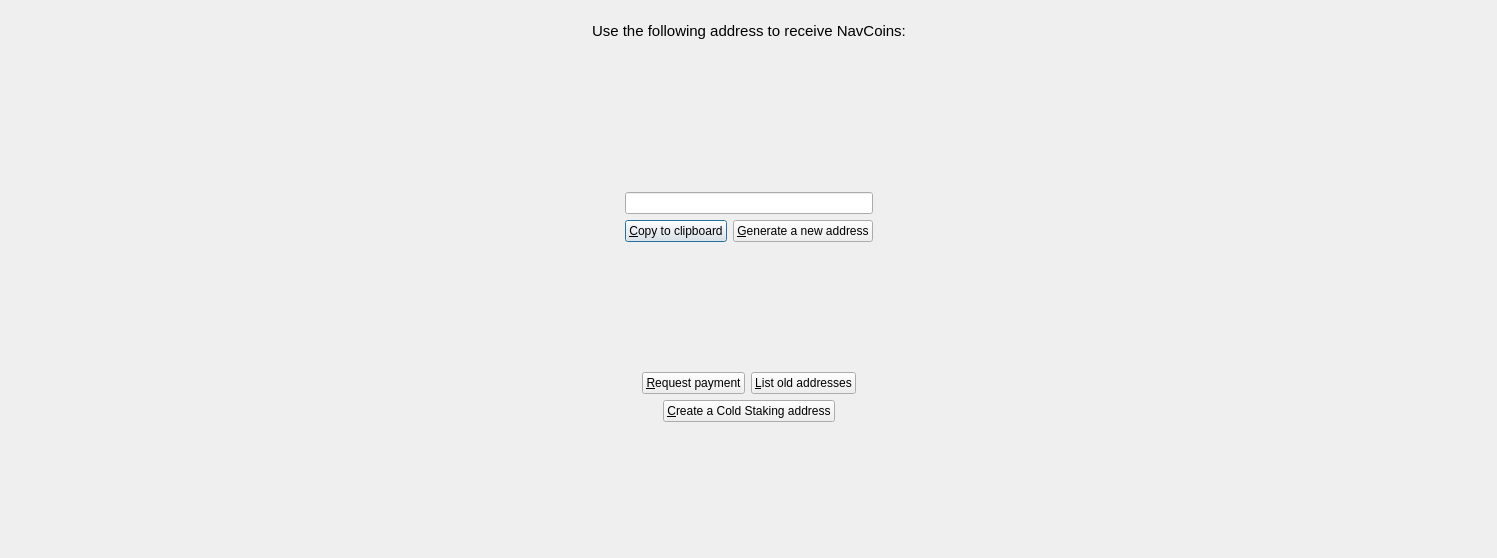
Before: the Qt Designer form src/qt/forms/getaddresstoreceive.ui in navcoin/navcoin-core, drawn with Qt 5.
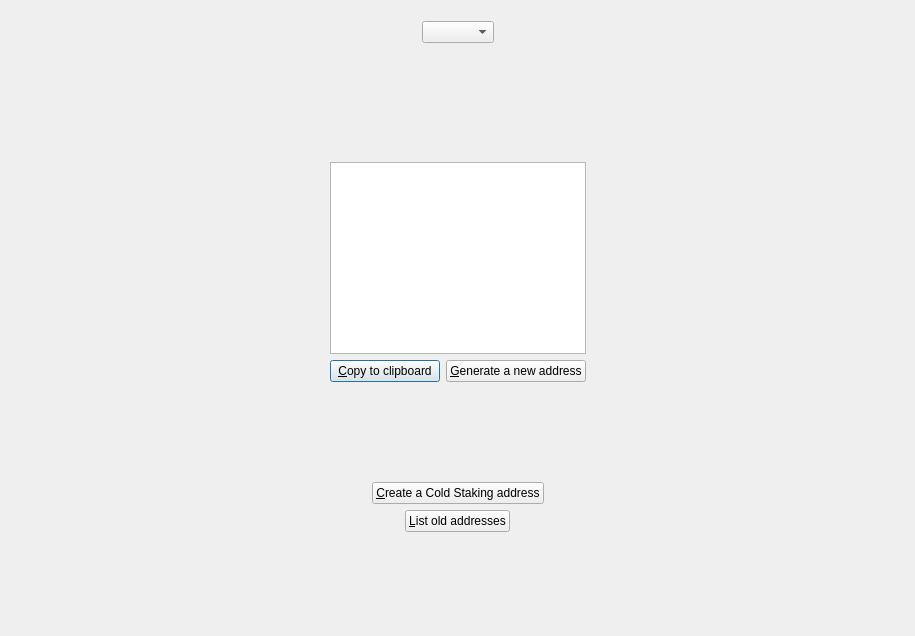
After: the same form once the commit is applied. Custom widgets are drawn as their Qt base class.

```diff
--- a/src/qt/forms/getaddresstoreceive.ui
+++ b/src/qt/forms/getaddresstoreceive.ui
@@ -9,8 +9,8 @@
    <rect>
     <x>0</x>
     <y>0</y>
-    <width>1497</width>
-    <height>558</height>
+    <width>915</width>
+    <height>636</height>
    </rect>
   </property>
   <property name="sizePolicy">
@@ -60,16 +60,7 @@
         </spacer>
        </item>
        <item>
-        <widget class="QLabel" name="label">
-         <property name="font">
-          <font>
-           <pointsize>11</pointsize>
-          </font>
-         </property>
-         <property name="text">
-          <string>Use the following address to receive NavCoins:</string>
-         </property>
-        </widget>
+        <widget class="QComboBox" name="typeBox"/>
        </item>
        <item>
         <spacer name="horizontalSpacer_2">
@@ -151,13 +142,10 @@
             </widget>
            </item>
            <item>
-            <widget class="QLineEdit" name="lblAddress">
+            <widget class="QTextEdit" name="textAddress">
              <property name="readOnly">
               <bool>true</bool>
              </property>
-             <property name="alignment">
-              <set>Qt::AlignCenter</set>
-             </property>
             </widget>
            </item>
            <item>
@@ -242,16 +230,9 @@
         </spacer>
        </item>
        <item>
-        <widget class="QPushButton" name="requestPaymentButton">
+        <widget class="QPushButton" name="coldStakingButton">
          <property name="text">
-          <string>&amp;Request payment</string>
-         </property>
-        </widget>
-       </item>
-       <item>
-        <widget class="QPushButton" name="requestNewAddressButton">
-         <property name="text">
-          <string>&amp;List old addresses</string>
+          <string>&amp;Create a Cold Staking address</string>
          </property>
         </widget>
        </item>
@@ -286,9 +267,9 @@
         </spacer>
        </item>
        <item>
-        <widget class="QPushButton" name="coldStakingButton">
+        <widget class="QPushButton" name="requestNewAddressButton">
          <property name="text">
-          <string>&amp;Create a Cold Staking address</string>
+          <string>&amp;List old addresses</string>
          </property>
         </widget>
        </item>
```
Left out of the diff: 6 changed lines with no effect on the pictures. Lines whose indentation alone changed are shown as unchanged.
